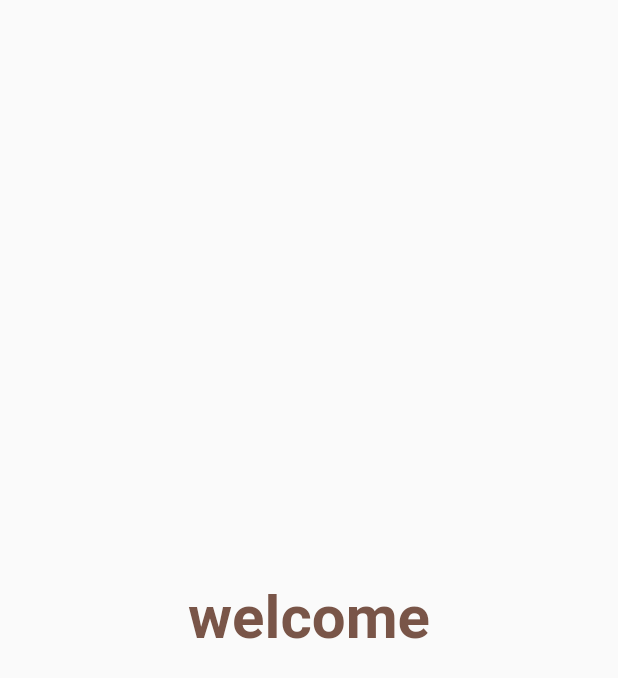
After one commit to mayankeng/final-flutter, a Flutter app: the screen it shows after launch, on a phone screen of 412 x 824 dp. The commit adds this screen. Shown: the top 678 px of the screen. Run offline on Flutter 3.47's test engine with Material 2 defaults, Android fonts, the phone set to English and light mode, and no system bars.

Commit message:
day3 done

```diff
--- a/lib/main.dart
+++ b/lib/main.dart
@@ -1,4 +1,6 @@
 import 'package:flutter/material.dart';
+import 'package:flutter_application_new/pages/homepage.dart';
+import 'package:flutter_application_new/pages/loginpage.dart';
 
 void main(){
   runApp(Myapp());
@@ -11,15 +13,20 @@ class Myapp extends StatelessWidget {
   @override
   Widget build(BuildContext context) {
     return MaterialApp(
-      home: Material(
-        child: Center(
-          child: Container(
-            child: Text("welcome to 30 days ")
-            )
-            ),
-
-
-        )
+      // home: home page(),
+      themeMode: ThemeMode.light,
+      theme: ThemeData(
+        primarySwatch: Colors.deepPurple
+      ),
+      darkTheme: ThemeData(
+        brightness: Brightness.dark,
+        // primarySwatch: Colors.deepPurple
+        ),
+        initialRoute: "/login",
+        routes: {
+          "/" : ((context) => new homepage()),
+          "/login" :(context) => loginpage()
+        }
 
     );
   }
--- /dev/null
+++ b/lib/pages/loginpage.dart
@@ -0,0 +1,17 @@
+import 'package:flutter/material.dart';
+
+class loginpage extends StatelessWidget {
+  const loginpage({super.key});
+
+  @override
+  Widget build(BuildContext context) {
+    return Material(
+      child: Center(
+      child: Text("welcome", style: TextStyle(
+        fontSize: 40,
+        color: Colors.brown,
+        fontWeight: FontWeight.bold
+      ),)),
+    );
+  }
+}
```
Also changed, not shown: lib/pages/homepage.dart (renamed from lib/homepage.dart).
